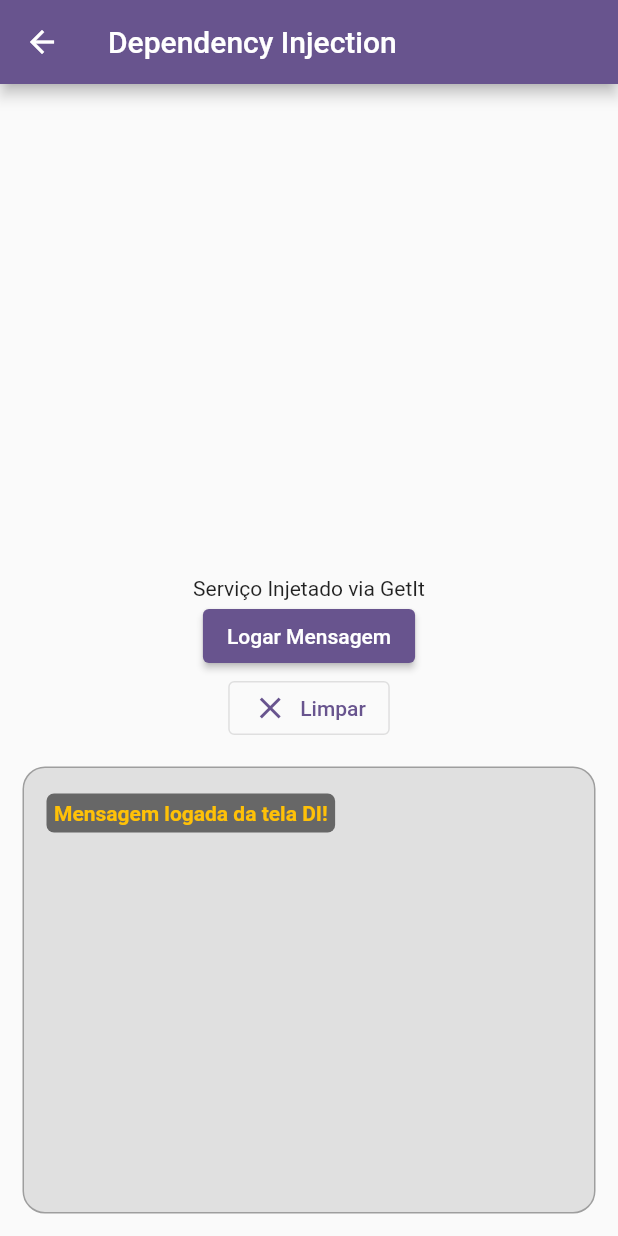
After one commit to VitorPaulo21/flutter_skill_playground, a Flutter app: the DependencyInjectionScreen screen opened directly, after a tap on "Logar Mensagem", on a phone screen of 412 x 824 dp. The commit adds this screen. Run offline on Flutter 3.47's test engine with Material 3 defaults, Android fonts, the phone set to English and light mode, and no system bars; our stand-ins replace equatable, flutter_bloc, gap, get, get_it, google_fonts; network calls fail.

Commit message:
Dependency Injection Screen e Small Corrections

```diff
--- a/lib/data/services/logging_service.dart
+++ b/lib/data/services/logging_service.dart
@@ -1,5 +1,20 @@
-class LoggingService {
-  void log(String message) {
-    print('LOG: $message');
+import 'dart:developer';
+
+import 'package:get/get.dart';
+
+class LoggingService extends GetxController {
+  final List<String> _messages = [];
+
+  List<String> get messages => [..._messages];
+
+  void logMessage(String message) {
+    _messages.add(message);
+    log('LOG: $message');
+    update();
+  }
+
+  void clearMessages() {
+    _messages.clear();
+    update();
   }
 }
--- a/lib/presentation/router/skill_router_delegate.dart
+++ b/lib/presentation/router/skill_router_delegate.dart
@@ -1,6 +1,7 @@
 import 'package:app/presentation/screens/animation_screen.dart';
 import 'package:app/presentation/screens/bloc_state_screen.dart';
 import 'package:app/presentation/screens/custom_painter_screen.dart';
+import 'package:app/presentation/screens/dependency_injection_screen.dart';
 import 'package:app/presentation/screens/home_screen.dart';
 import 'package:app/presentation/screens/isolate_screen.dart';
 import 'package:app/presentation/screens/performance_screen.dart';
@@ -72,6 +73,8 @@ class SkillRouterDelegate extends RouterDelegate<String>
         return AnimationScreen();
       case RouteNames.SLIVER_SCREEN:
         return SliverScreen();
+      case RouteNames.DEPENDENCY_INJECTION_SCREEN:
+        return DependencyInjectionScreen();
     }
   }
 
@@ -120,7 +123,8 @@ enum RouteNames {
   ISOLATE_SCREEN("/isolate-screen"),
   STREAM_BUILDER_ERROR_SCREEN("/stream-builder-error-screen"),
   ANIMATION_SCREEN("/animation-screen"),
-  SLIVER_SCREEN("/sliver-screen");
+  SLIVER_SCREEN("/sliver-screen"),
+  DEPENDENCY_INJECTION_SCREEN("/dependency-injection-screen");
 
   final String name;
 
--- a/lib/presentation/screens/animation_screen.dart
+++ b/lib/presentation/screens/animation_screen.dart
@@ -119,7 +119,7 @@ class _AnimationScreenState extends State<AnimationScreen>
   @override
   Widget build(BuildContext context) {
     return Scaffold(
-      appBar: AppBar(title: Text("Animation Screen")),
+      appBar: AppBar(title: Text("AnimationController Screen")),
       body: RepaintBoundary(
         child: RotationAnimation(
           animation: _animation6,
--- a/lib/presentation/screens/bloc_state_screen.dart
+++ b/lib/presentation/screens/bloc_state_screen.dart
@@ -10,7 +10,7 @@ class BlocStateScreen extends StatelessWidget {
   @override
   Widget build(BuildContext context) {
     return Scaffold(
-      appBar: AppBar(title: Text('Bloc State Management')),
+      appBar: AppBar(title: Text('Bloc Screen')),
       floatingActionButton: Column(
         mainAxisSize: MainAxisSize.min,
         children: [
--- /dev/null
+++ b/lib/presentation/screens/dependency_injection_screen.dart
@@ -0,0 +1,83 @@
+import 'package:flutter/material.dart';
+import 'package:get/get.dart';
+import 'package:google_fonts/google_fonts.dart';
+import '../../../locator.dart'; // Importe o sl (GetIt).
+import '../../data/services/logging_service.dart';
+
+class DependencyInjectionScreen extends StatelessWidget {
+  const DependencyInjectionScreen({super.key});
+
+  @override
+  Widget build(BuildContext context) {
+    final loggingService = sl<LoggingService>();
+
+    return Scaffold(
+      appBar: AppBar(title: Text('Dependency Injection')),
+      body: Center(
+        child: Column(
+          mainAxisAlignment: MainAxisAlignment.center,
+          children: [
+            Expanded(child: SizedBox.shrink()),
+            Text('Serviço Injetado via GetIt'),
+            ElevatedButton(
+              onPressed: () {
+                loggingService.logMessage('Mensagem logada da tela DI!');
+              },
+              child: Text('Logar Mensagem'),
+            ),
+            OutlinedButton.icon(
+              onPressed: () {
+                loggingService.clearMessages();
+              },
+              label: Text('Limpar'),
+              icon: Icon(Icons.clear_outlined),
+            ),
+            Expanded(
+              child: SafeArea(
+                child: Container(
+                  margin: EdgeInsets.all(15),
+                  height: double.infinity,
+                  decoration: BoxDecoration(
+                    color: Colors.grey[300],
+                    borderRadius: BorderRadius.circular(15),
+                    border: Border.all(color: Colors.grey),
+                  ),
+                  child: GetBuilder(
+                    init: loggingService,
+                    builder: (controller) {
+                      return ListView.builder(
+                        padding: EdgeInsets.all(15),
+                        itemCount: controller.messages.length,
+                        itemBuilder: (context, index) {
+                          final String message = controller.messages[index];
+                          return Align(
+                            alignment: Alignment.centerLeft,
+                            child: Container(
+                              margin: EdgeInsets.symmetric(vertical: 2),
+                              padding: EdgeInsets.all(5),
+                              decoration: BoxDecoration(
+                                color: Colors.black54,
+                                borderRadius: BorderRadius.circular(5),
+                              ),
+                              child: Text(
+                                message,
+                                style: GoogleFonts.kodeMono(
+                                  color: Colors.amber,
+                                  fontWeight: FontWeight.bold,
+                                ),
+                              ),
+                            ),
+                          );
+                        },
+                      );
+                    },
+                  ),
+                ),
+              ),
+            ),
+          ],
+        ),
+      ),
+    );
+  }
+}
--- a/lib/presentation/screens/stream_builder_error_handler_screen.dart
+++ b/lib/presentation/screens/stream_builder_error_handler_screen.dart
@@ -67,7 +67,7 @@ class _StreamBuilderErrorHandlerScreenState
   @override
   Widget build(BuildContext context) {
     return Scaffold(
-      appBar: AppBar(title: const Text('StreamBuilder Error Handler')),
+      appBar: AppBar(title: const Text('StreamBuilder Screen')),
       body: Padding(
         padding: const EdgeInsets.all(16.0),
         child: Column(
```
Also changed, not shown: lib/presentation/screens/home_screen.dart (+17 -11 lines).
